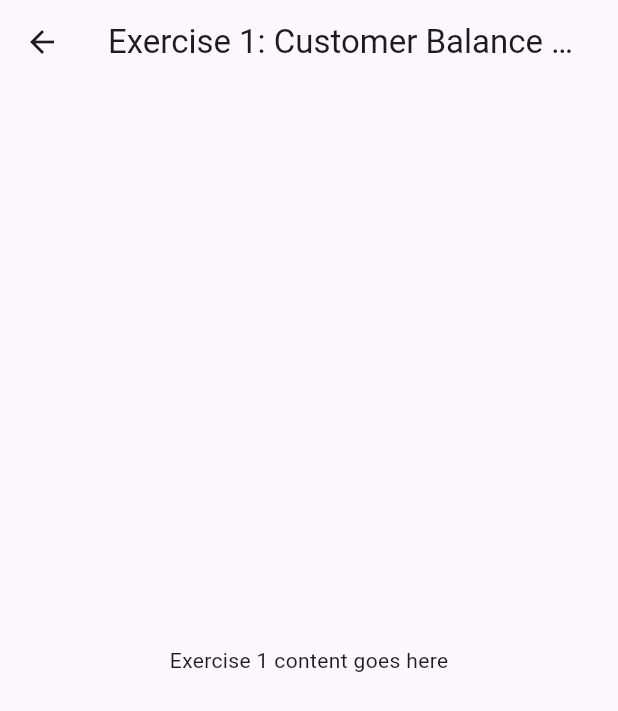
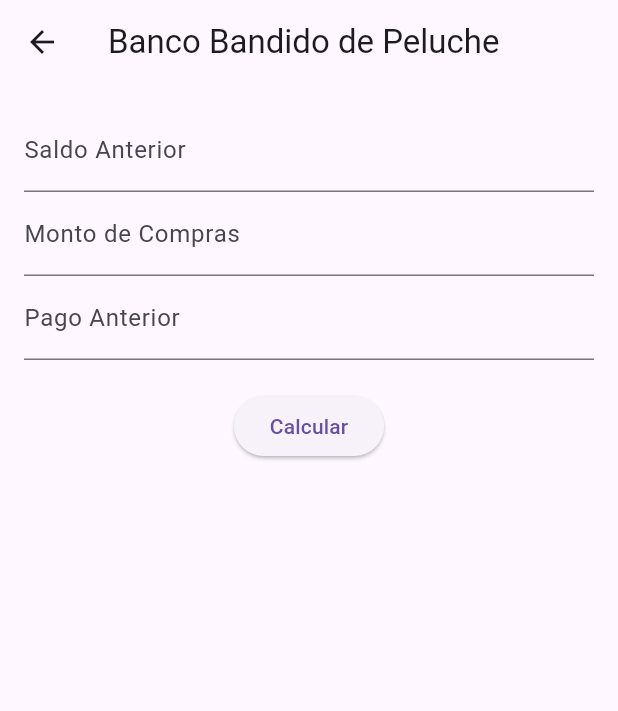
Before and after one commit to TelloCristian98/tarea-controles-basicos, a Flutter app: the screen it shows after launch, after a tap on "Exercise 1: Customer Balance Calculation", on a phone screen of 412 x 824 dp. Shown: the top 711 px of the screen. Run offline on Flutter 3.47's test engine with Material 3 defaults, Android fonts, the phone set to English and light mode, and no system bars.

Commit message:
exerciseone

```diff
--- /dev/null
+++ b/lib/Layouts/HomeScreen.dart
@@ -0,0 +1,60 @@
+import 'package:flutter/material.dart';
+import 'package:tarea_controles_basicos/Layouts/VariableScreen.dart';
+
+
+class HomeScreen extends StatelessWidget {
+  final TextEditingController saldoAnteriorController = TextEditingController();
+  final TextEditingController montoComprasController = TextEditingController();
+  final TextEditingController pagoAnteriorController = TextEditingController();
+
+  @override
+  Widget build(BuildContext context) {
+    return Scaffold(
+      appBar: AppBar(
+        title: Text('Banco Bandido de Peluche'),
+      ),
+      body: Padding(
+        padding: const EdgeInsets.all(16.0),
+        child: Column(
+          children: [
+            TextField(
+              controller: saldoAnteriorController,
+              decoration: InputDecoration(labelText: 'Saldo Anterior'),
+              keyboardType: TextInputType.number,
+            ),
+            TextField(
+              controller: montoComprasController,
+              decoration: InputDecoration(labelText: 'Monto de Compras'),
+              keyboardType: TextInputType.number,
+            ),
+            TextField(
+              controller: pagoAnteriorController,
+              decoration: InputDecoration(labelText: 'Pago Anterior'),
+              keyboardType: TextInputType.number,
+            ),
+            SizedBox(height: 20),
+            ElevatedButton(
+              onPressed: () {
+                double saldoAnterior = double.parse(saldoAnteriorController.text);
+                double montoCompras = double.parse(montoComprasController.text);
+                double pagoAnterior = double.parse(pagoAnteriorController.text);
+
+                Navigator.push(
+                  context,
+                  MaterialPageRoute(
+                    builder: (context) => VariablesScreen(
+                      saldoAnterior: saldoAnterior,
+                      montoCompras: montoCompras,
+                      pagoAnterior: pagoAnterior,
+                    ),
+                  ),
+                );
+              },
+              child: Text('Calcular'),
+            ),
+          ],
+        ),
+      ),
+    );
+  }
+}
--- a/lib/main.dart
+++ b/lib/main.dart
@@ -1,4 +1,5 @@
 import 'package:flutter/material.dart';
+import 'package:tarea_controles_basicos/Layouts/HomeScreen.dart';
 
 import 'Layouts/ExerciseOnePage.dart';
 import 'Layouts/ExerciseTwoPage.dart';
@@ -54,7 +55,7 @@
               onPressed: () {
                 Navigator.push(
                   context,
-                  MaterialPageRoute(builder: (context) => ExerciseOnePage()),
+                  MaterialPageRoute(builder: (context) => HomeScreen()),
                 );
               },
               child: Text('Exercise 1: Customer Balance Calculation'),
```
Also changed, not shown: lib/Layouts/VariableScreen.dart (added, +46 -0 lines).
